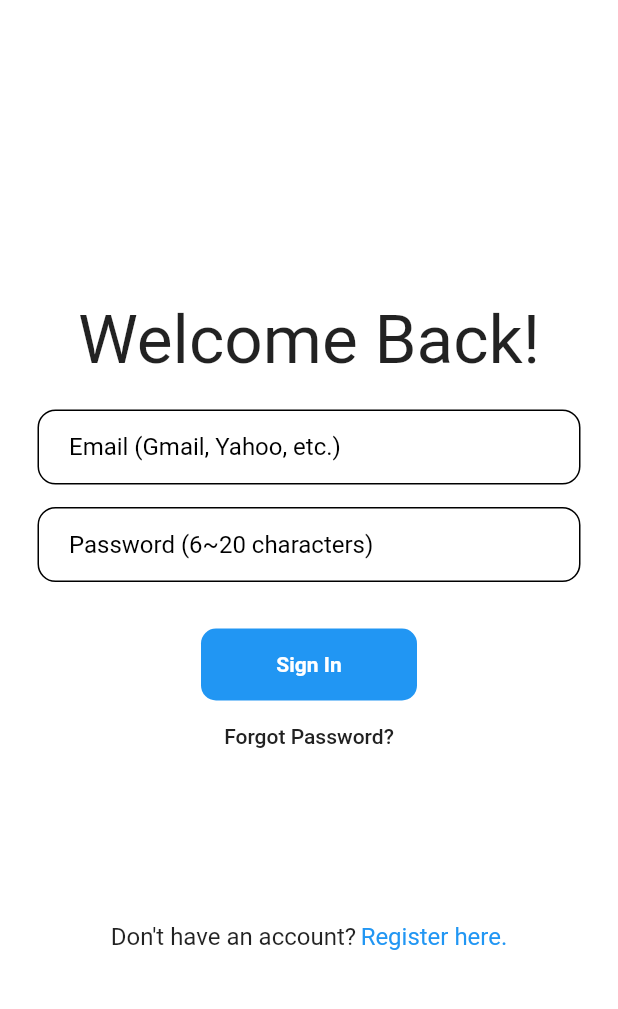
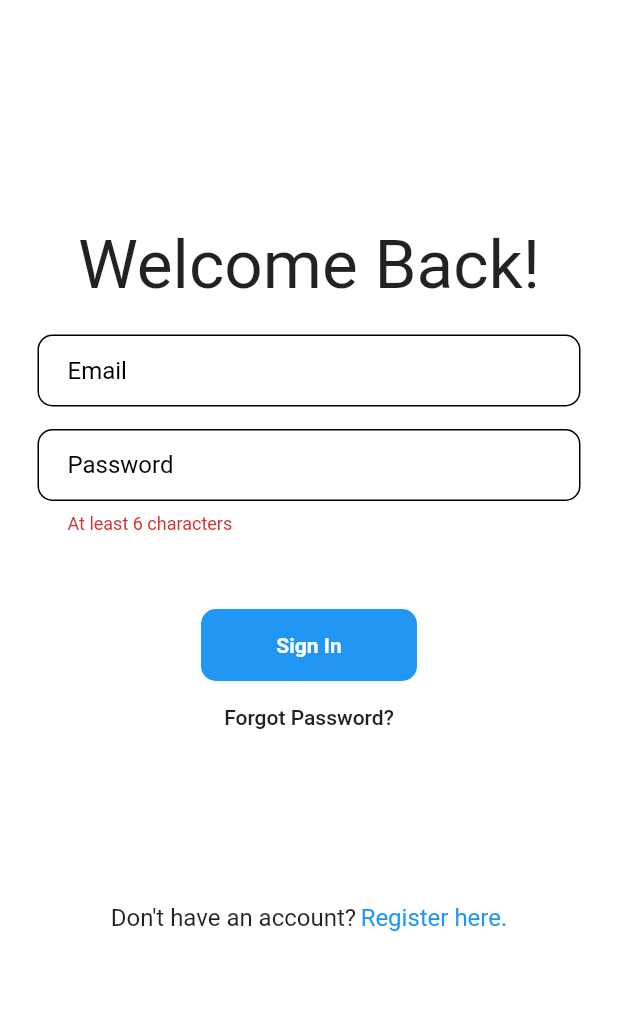
Before and after one commit to kevint259/kuai_eats_app, a Flutter app: the screen it shows after launch, after a tap on "Sign In", on a phone screen of 412 x 824 dp, the part 150-1159 px from its top. Run offline on Flutter 3.47's test engine with Material 2 defaults, Android fonts, the light colour scheme and no system bars; our stand-ins replace firebase_auth, firebase_core, form_field_validator; accounts and stored records are empty; network calls fail.

Commit message:
Added validation to login

```diff
--- a/lib/constants/texts.dart
+++ b/lib/constants/texts.dart
@@ -4,11 +4,14 @@ const String verifyEmail = "Verify Email";
 const String termsLink = "https://www.google.com";
 const String signUpHere = "Sign up here.";
 const String displayName = "Display Name";
-const String email = "Email (Gmail, Yahoo, etc.)";
-const String password = "Password (6~20 characters)";
+const String emailLogin = "Email";
+const String emailRegister = "Email (Gmail, Yahoo, etc.)";
+const String passwordLogin = "Password";
+const String passwordRegister = "Password (6~20 characters)";
 const String validPasswordText = "Please enter valid password (at least 1 uppercase, 1 lowercase, 1 number)";
 const String enterPasswordText = "Please enter password";
 const String welcomeBack = "Welcome Back!";
 const String forgotPassword = "Forgot Password?";
 const String dontHaveAccount = "Don't have an account?";
 const String registerHere = "Register here.";
+const String kuaiLogo = "assets/images/kuai_logo.jpg";
--- a/lib/services/auth/auth_provider.dart
+++ b/lib/services/auth/auth_provider.dart
@@ -1,4 +1,5 @@
 import 'package:firebase_auth/firebase_auth.dart';
+import 'package:flutter/material.dart';
 import 'package:foodapp/services/auth/auth_user.dart';
 
 abstract class AuthProvider {
--- /dev/null
+++ b/lib/services/auth/bloc/auth_state.dart
@@ -0,0 +1,17 @@
+
+import 'package:flutter/material.dart';
+import 'package:foodapp/services/auth/auth_user.dart';
+
+@immutable
+abstract class AuthState {
+  const AuthState();
+}
+
+class AuthStateLoading extends AuthState {
+  const AuthStateLoading();
+}
+
+class AuthStateLoggedIn extends AuthState {
+  final AuthUser user;
+  const AuthStateLoggedIn(this.user);
+}
--- /dev/null
+++ b/lib/utilities/error_message.dart
@@ -0,0 +1,22 @@
+import 'package:flutter/material.dart';
+
+Future<void> showLoginErrorDialog(
+  BuildContext context,
+  String text,
+) {
+  return showDialog(
+      context: context,
+      builder: (context) {
+        return AlertDialog(
+          title: const Text("Login Failed"),
+          content: Text(text),
+          actions: [
+            TextButton(
+                onPressed: () {
+                  Navigator.of(context).pop();
+                },
+                child: const Text("OK"))
+          ],
+        );
+      });
+}
--- a/lib/views/login_view.dart
+++ b/lib/views/login_view.dart
@@ -3,7 +3,8 @@ import 'package:foodapp/constants/routes.dart';
 import 'package:foodapp/constants/texts.dart';
 import 'package:foodapp/services/auth/auth_exceptions.dart';
 import 'package:foodapp/services/auth/auth_services.dart';
-import 'package:google_fonts/google_fonts.dart';
+import 'package:foodapp/utilities/error_message.dart';
+import 'package:form_field_validator/form_field_validator.dart';
 
 class LoginView extends StatefulWidget {
   const LoginView({Key? key}) : super(key: key);
@@ -15,7 +16,7 @@ class LoginView extends StatefulWidget {
 class _LoginViewState extends State<LoginView> {
   late final TextEditingController _email;
   late final TextEditingController _password;
-  String _errorMessage = '';
+  final _formKey = GlobalKey<FormState>();
   final bool errorMessage = false;
 
   @override
@@ -37,18 +38,21 @@ class _LoginViewState extends State<LoginView> {
     return Scaffold(
       backgroundColor: Colors.white,
       body: SafeArea(
+        child: Form(
+          autovalidateMode: AutovalidateMode.always,
+          key: _formKey,
           child: Column(
             children: [
-
+              // Logo
               SizedBox(
                 height: 100,
                 width: 200,
-              child: Image.asset("assets/images/kuai_logo.jpg"),
+                child: Image.asset(kuaiLogo),
               ),
 
               // Padding
               const SizedBox(
-              height: 200,
+                height: 150,
               ),
 
               // Welcome back!
@@ -66,26 +70,35 @@ class _LoginViewState extends State<LoginView> {
               // email
               Padding(
                 padding: const EdgeInsets.symmetric(horizontal: 25.0),
-              child: Container(
-                decoration: BoxDecoration(
-                  color: Colors.white,
-                  borderRadius: BorderRadius.circular(12),
-                  border: Border.all(color: Colors.black),
-                ),
                 child: TextFormField(
                   controller: _email,
                   obscureText: false,
-                  decoration: const InputDecoration(
-                    border: InputBorder.none,
-                    hintText: email,
-                    hintStyle: TextStyle(
+                  decoration: InputDecoration(
+                    enabledBorder: OutlineInputBorder(
+                      borderSide: const BorderSide(color: Colors.black),
+                      borderRadius: BorderRadius.circular(10),
+                    ),
+                    focusedBorder: OutlineInputBorder(
+                      borderSide: const BorderSide(color: Colors.black),
+                      borderRadius: BorderRadius.circular(10),
+                    ),
+                    focusedErrorBorder: OutlineInputBorder(
+                      borderSide: const BorderSide(color: Colors.black),
+                      borderRadius: BorderRadius.circular(10),
+                    ),
+                    errorBorder: OutlineInputBorder(
+                      borderSide: const BorderSide(color: Colors.black),
+                      borderRadius: BorderRadius.circular(10),
+                    ),
+                    hintText: emailLogin,
+                    hintStyle: const TextStyle(
                       color: Colors.black,
                     ),
-                    contentPadding: EdgeInsets.only(left: 20.0),
+                    contentPadding: const EdgeInsets.only(left: 20.0),
                   ),
                   enableSuggestions: false,
                   autocorrect: false,
-                ),
+                  validator: EmailValidator(errorText: "Enter a valid email address"),
                 ),
               ),
 
@@ -94,42 +107,44 @@ class _LoginViewState extends State<LoginView> {
                 height: 15,
               ),
 
-            // email
+              // password
               Padding(
                 padding: const EdgeInsets.symmetric(horizontal: 25.0),
-              child: Container(
-                decoration: BoxDecoration(
-                  color: Colors.white,
-                  borderRadius: BorderRadius.circular(12),
-                  border: Border.all(color: Colors.black),
-                ),
                 child: TextFormField(
                   controller: _password,
                   obscureText: false,
-                  decoration: const InputDecoration(
-                    border: InputBorder.none,
-                    hintText: password,
-                    hintStyle: TextStyle(
+                  decoration: InputDecoration(
+                    enabledBorder: OutlineInputBorder(
+                      borderSide: const BorderSide(color: Colors.black),
+                      borderRadius: BorderRadius.circular(10),
+                    ),
+                    focusedBorder: OutlineInputBorder(
+                      borderSide: const BorderSide(color: Colors.black),
+                      borderRadius: BorderRadius.circular(10),
+                    ),
+                    focusedErrorBorder: OutlineInputBorder(
+                      borderSide: const BorderSide(color: Colors.black),
+                      borderRadius: BorderRadius.circular(10),
+                    ),
+                    errorBorder: OutlineInputBorder(
+                      borderSide: const BorderSide(color: Colors.black),
+                      borderRadius: BorderRadius.circular(10),
+                    ),
+                    hintText: passwordLogin,
+                    hintStyle: const TextStyle(
                       color: Colors.black,
                     ),
-                    contentPadding: EdgeInsets.only(left: 20.0),
+                    contentPadding: const EdgeInsets.only(left: 20.0),
                   ),
                   enableSuggestions: false,
                   autocorrect: false,
-                ),
+                  validator: MinLengthValidator(6, errorText: "At least 6 characters"),
                 ),
               ),
 
               // Padding
               const SizedBox(
-              height: 10,
-            ),
-
-            //Error Message
-            Text(
-              _errorMessage,
-              style: const TextStyle(
-                  color: Colors.red, fontSize: 18, fontWeight: FontWeight.bold),
+                height: 50,
               ),
 
               //sign in button
@@ -152,13 +167,13 @@ class _LoginViewState extends State<LoginView> {
                             deliveryRoute, (route) => false);
                       }
                     } on UserNotFoundAuthException {
-                    updateErrorMessage("User Not Found");
+                      throw UserNotFoundAuthException();
                     } on WrongPasswordAuthException {
-                    updateErrorMessage("Wrong Password");
+                      throw WrongPasswordAuthException();
                     } on InvalidEmailAuthException {
-                    updateErrorMessage("Invalid Email");
+                      throw InvalidEmailAuthException();
                     } on GenericAuthException {
-                    updateErrorMessage("Authentication Error");
+                      throw GenericAuthException();
                     }
                   },
                   child: const Text(
@@ -216,12 +231,8 @@ class _LoginViewState extends State<LoginView> {
             ],
           ),
         ),
+      ),
     );
   }
 
-  updateErrorMessage(String error) {
-    setState(() {
-      _errorMessage = error;
-    });
 }
-}
--- a/lib/views/register_view.dart
+++ b/lib/views/register_view.dart
@@ -100,7 +100,7 @@ class _RegisterViewState extends State<RegisterView> {
                 child: TextFormField(
                     controller: _email,
                     decoration: const InputDecoration(
-                      hintText: email,
+                      hintText: emailRegister,
                       hintStyle: TextStyle(
                         color: Colors.black,
                       ),
@@ -126,7 +126,7 @@ class _RegisterViewState extends State<RegisterView> {
                     obscureText: true,
                     controller: _password,
                     decoration: const InputDecoration(
-                      hintText: password,
+                      hintText: passwordRegister,
                       hintStyle: TextStyle(
                         color: Colors.black,
                       ),
@@ -168,7 +168,6 @@ class _RegisterViewState extends State<RegisterView> {
               onPressed: () async {
                 try {
                   AuthService.firebase().createUser(email: _email.text, password: _password.text);
-                  AuthService.firebase().logIn(email: _email.text, password: _password.text);
                   AuthService.firebase().updateDisplayName(name: _displayName.text);
                     Navigator.of(context).pushNamedAndRemoveUntil(verifyEmailRoute, (route) => false);
                 } on WeakPasswordAuthException {
--- a/pubspec.yaml
+++ b/pubspec.yaml
@@ -40,6 +40,7 @@ dependencies:
   firebase_analytics: ^9.1.7
   google_fonts: ^2.3.2
   url_launcher: ^6.1.1
+  form_field_validator: ^1.1.0
 
 dev_dependencies:
   flutter_test:
```
Also changed, not shown: pubspec.lock. Lines whose indentation alone changed are shown as unchanged.
